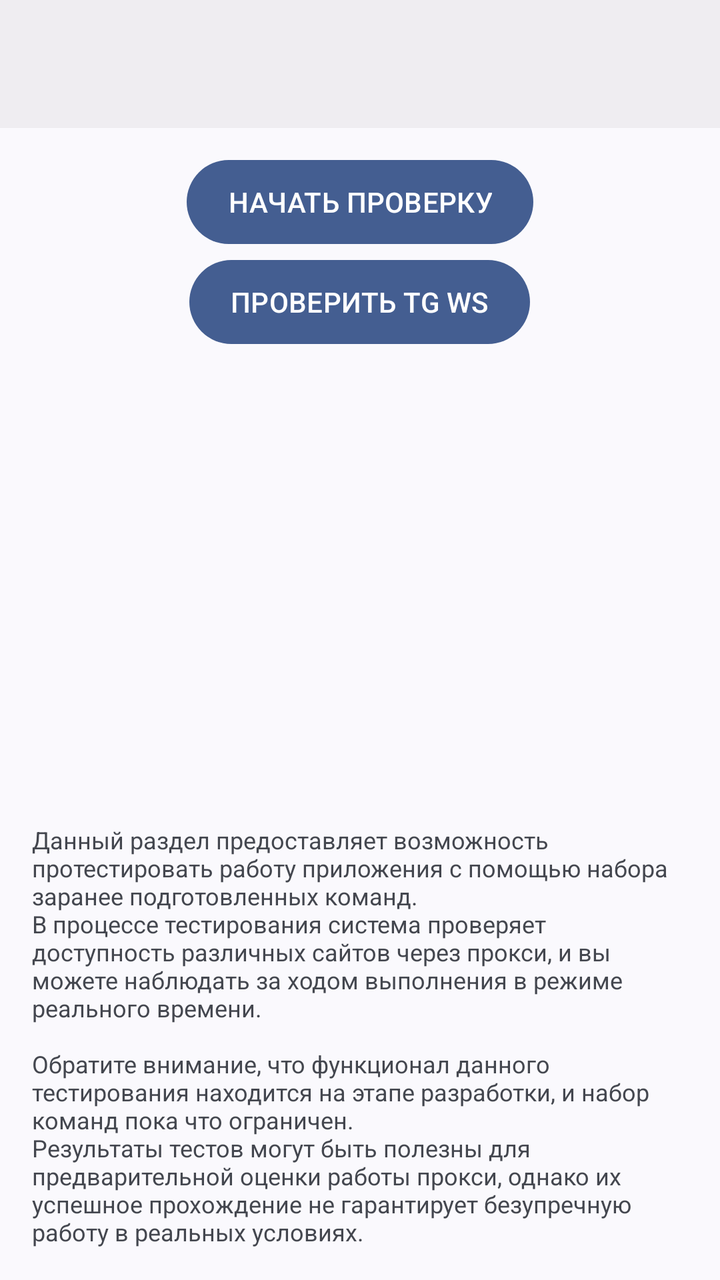
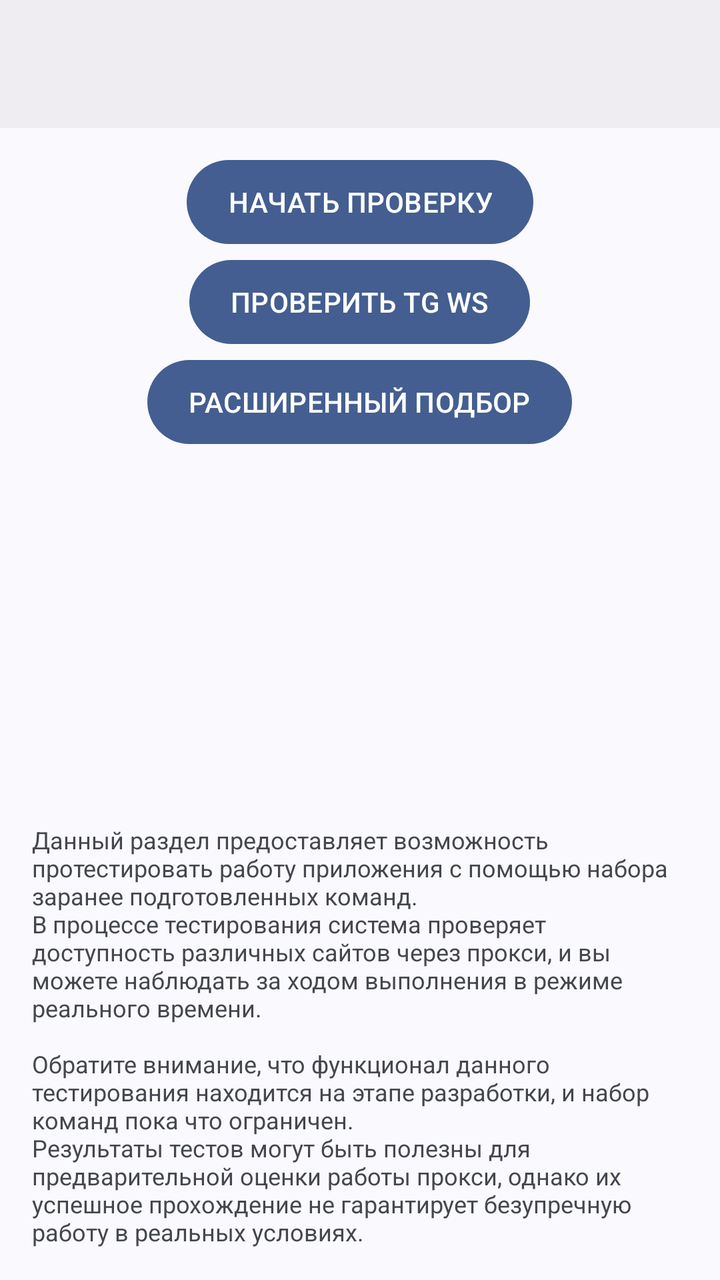

An Android layout rendered at two revisions. The XML below is the earlier revision; the diff shows what the commit changed to produce the second picture.
<!-- AndroidManifest.xml: application theme Theme.ByeDPI -->
<!-- res/layout/activity_proxy_test.xml -->
<?xml version="1.0" encoding="utf-8"?>
<LinearLayout
    xmlns:android="http://schemas.android.com/apk/res/android"
    xmlns:app="http://schemas.android.com/apk/res-auto"
    android:layout_width="match_parent"
    android:layout_height="match_parent"
    android:orientation="vertical">

    <include layout="@layout/app_toolbar" />

    <LinearLayout
        android:layout_width="match_parent"
        android:layout_height="0dp"
        android:layout_weight="1"
        android:orientation="vertical"
        android:background="?android:attr/colorBackground">

        <LinearLayout
            android:layout_width="match_parent"
            android:layout_height="wrap_content"
            android:orientation="vertical"
            android:paddingTop="16dp"
            android:paddingBottom="12dp">

            <com.google.android.material.button.MaterialButton
                android:id="@+id/startStopButton"
                android:layout_width="wrap_content"
                android:layout_height="42dp"
                android:layout_gravity="center_horizontal"
                android:insetTop="0dp"
                android:insetBottom="0dp"
                android:paddingLeft="10pt"
                android:paddingRight="10pt"
                android:textAllCaps="true"
                android:focusable="true"
                app:strokeWidth="0dp"
                android:text="@string/test_start" />

            <com.google.android.material.button.MaterialButton
                android:id="@+id/checkTgWsButton"
                android:layout_width="wrap_content"
                android:layout_height="42dp"
                android:layout_marginTop="8dp"
                android:layout_gravity="center_horizontal"
                android:insetTop="0dp"
                android:insetBottom="0dp"
                android:paddingLeft="10pt"
                android:paddingRight="10pt"
                android:textAllCaps="true"
                android:focusable="true"
                app:strokeWidth="0dp"
                android:text="@string/test_tg_ws_button" />

            <TextView
                android:id="@+id/progressTextView"
                android:layout_width="match_parent"
                android:layout_height="wrap_content"
                android:textAlignment="center"
                android:paddingTop="6dp"/>
        </LinearLayout>

        <androidx.recyclerview.widget.RecyclerView
            android:id="@+id/strategiesRecyclerView"
            android:layout_width="match_parent"
            android:layout_height="0dp"
            android:layout_weight="1"
            android:clipToPadding="false"
            android:paddingTop="0dp"
            android:paddingBottom="4dp" />

        <TextView
            android:id="@+id/disclaimerTextView"
            android:layout_width="match_parent"
            android:layout_height="wrap_content"
            android:padding="16dp"
            android:text="@string/test_disclaimer"
            android:textSize="12sp" />

    </LinearLayout>

</LinearLayout>
<!-- res/layout/app_toolbar.xml (included above) -->
<?xml version="1.0" encoding="utf-8"?>
<com.google.android.material.appbar.MaterialToolbar
    xmlns:android="http://schemas.android.com/apk/res/android"
    android:id="@+id/toolbar"
    style="@style/AppToolbar"
    android:layout_width="match_parent"
    android:layout_height="?attr/actionBarSize" />
<!-- resources referenced by this layout -->
<resources>
  <string name="test_disclaimer">
          Данный раздел предоставляет возможность протестировать работу приложения с помощью набора заранее подготовленных команд.
          \nВ процессе тестирования система проверяет доступность различных сайтов через прокси, и вы можете наблюдать за ходом выполнения в режиме реального времени.
          \n
          \nОбратите внимание, что функционал данного тестирования находится на этапе разработки, и набор команд пока что ограничен.
          \nРезультаты тестов могут быть полезны для предварительной оценки работы прокси, однако их успешное прохождение не гарантирует безупречную работу в реальных условиях.
      </string>
  <string name="test_start">Начать проверку</string>
  <string name="test_tg_ws_button">Проверить TG WS</string>
  <style name="AppToolbar" parent="Widget.MaterialComponents.Toolbar.Primary" />
  <style name="Theme.ByeDPI" parent="Theme.MaterialComponents.DayNight.NoActionBar">
          <item name="colorPrimary">#5976DF</item>
          <item name="colorPrimaryVariant">#3C52A3</item>
          <item name="colorOnPrimary">#FFFFFF</item>
  
          <item name="colorSecondary">#5976DF</item>
          <item name="colorSecondaryVariant">#3C52A3</item>
          <item name="colorOnSecondary">#FFFFFF</item>
  
          <item name="android:statusBarColor">#3C52A3</item>
  
          <item name="colorSurface">#F5F5F5</item>
          <item name="colorOnSurface">#212121</item>
  
          <item name="materialCardViewStyle">@style/SmallShadowCard</item>
      </style>
  <style name="SmallShadowCard" parent="Widget.MaterialComponents.CardView">
          <item name="cardElevation">1dp</item>
      </style>
</resources>

<!-- the commit's change to res/layout/activity_proxy_test.xml (unified diff, before → after) -->
@@ -51,6 +51,21 @@
                 app:strokeWidth="0dp"
                 android:text="@string/test_tg_ws_button" />
 
+            <com.google.android.material.button.MaterialButton
+                android:id="@+id/extendedButton"
+                android:layout_width="wrap_content"
+                android:layout_height="42dp"
+                android:layout_marginTop="8dp"
+                android:layout_gravity="center_horizontal"
+                android:insetTop="0dp"
+                android:insetBottom="0dp"
+                android:paddingLeft="10pt"
+                android:paddingRight="10pt"
+                android:textAllCaps="true"
+                android:focusable="true"
+                app:strokeWidth="0dp"
+                android:text="@string/test_extended_button" />
+
             <TextView
                 android:id="@+id/progressTextView"
                 android:layout_width="match_parent"
<!-- resource entries referenced after the edit -->
@@ -7,6 +7,7 @@
           \nОбратите внимание, что функционал данного тестирования находится на этапе разработки, и набор команд пока что ограничен.
           \nРезультаты тестов могут быть полезны для предварительной оценки работы прокси, однако их успешное прохождение не гарантирует безупречную работу в реальных условиях.
       </string>
+  <string name="test_extended_button">Расширенный подбор</string>
   <string name="test_start">Начать проверку</string>
   <string name="test_tg_ws_button">Проверить TG WS</string>
   <style name="AppToolbar" parent="Widget.MaterialComponents.Toolbar.Primary" />
